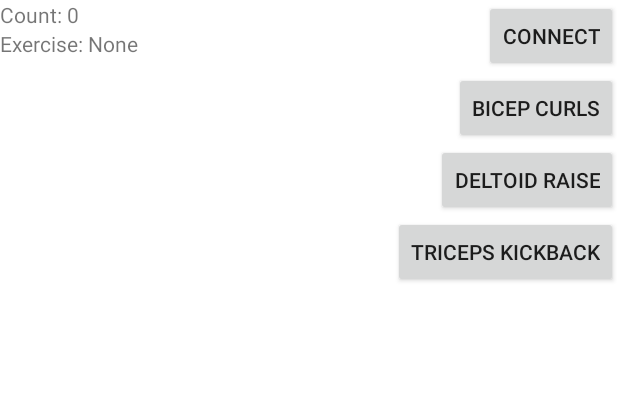
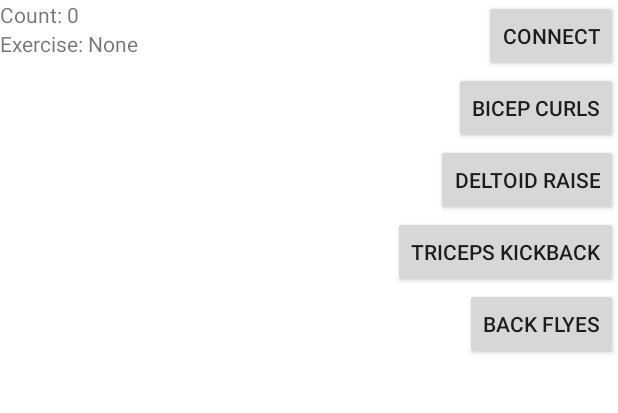
Before and after one commit to tomasro27/Myo-Personal-Trainer, an Android app: the screen it shows after launch (MainActivity), on a phone screen of 412 x 824 dp, the part 168-581 px from its top. Run offline under Robolectric (Android 15) with nearby library versions, the phone set to English and light mode, and no system bars; libraries missing offline, so code that uses them is left out: com.thalmic.myo; 4 statements that could not run were skipped.

Commit message:
Back Flyes Exercise Function

```diff
--- a/app/src/main/java/hackatbrown/com/myopersonaltrainer/ExerciseVariables.java
+++ b/app/src/main/java/hackatbrown/com/myopersonaltrainer/ExerciseVariables.java
@@ -7,4 +7,5 @@ public class ExerciseVariables {
     public static final int BICEP_CURLS = 0;
     public static final int DELTOID_RAISE = 1;
     public static final int TRICEPS_KICKBACK = 2;
+    public static final int BACK_FLYES = 3;
 }
--- a/app/src/main/java/hackatbrown/com/myopersonaltrainer/MyoFragment.java
+++ b/app/src/main/java/hackatbrown/com/myopersonaltrainer/MyoFragment.java
@@ -31,6 +31,9 @@ public class MyoFragment extends Fragment {
     Button connectButton;
     int _exerciseCount = 0;
     int _exercise = -1;
+
+    float old_yaw = 0;
+    boolean yaw_overflow = false;
 
     int delay = 0;
     boolean bottom = false;
@@ -97,7 +100,7 @@ public class MyoFragment extends Fragment {
 
             if (delay >= 3) {
 //                Log.i("orientation", "pitch :" + pitch + " fist: " + fist);
-                Log.i("orientation", "yaw :" + pitch + " yaw: " + fist);
+                Log.i("orientation", "yaw :" + yaw + " fist: " + fist);
                 delay = 0;
             } else {
                 delay++;
@@ -143,6 +146,28 @@ public class MyoFragment extends Fragment {
                         top = false;
                         bottom = false;
                     }
+                case ExerciseVariables.BACK_FLYES:
+                    if (old_yaw == 0) {
+                        old_yaw = yaw;
+                    }
+
+                    if (old_yaw < -100 && yaw > 100) {
+                        yaw_overflow = true;
+                    }
+
+                    if (yaw_overflow) {
+                        if (Math.abs() >= 40) {
+
+                        }
+                    } else {
+                        if (Math.abs(yaw - old_yaw) >= 40) {
+                            updateCount();
+                            top = true;
+                        }
+                    }
+
+
+
             }
         }
     };
@@ -215,6 +240,15 @@ public class MyoFragment extends Fragment {
             }
         });
 
+        connectButton = (Button) v.findViewById(R.id.back_flyes_button);
+        connectButton.setOnClickListener(new View.OnClickListener() {
+            @Override
+            public void onClick(View v) {
+                doBackFlyes();
+            }
+        });
+
+
         return v;
     }
 
@@ -257,4 +291,13 @@ public class MyoFragment extends Fragment {
         _exercise = ExerciseVariables.TRICEPS_KICKBACK;
         _exerciseTextView.setText("Exercise: Triceps Kickback");
     }
+
+    public void doBackFlyes() {
+        bottom = false;
+        top = false;
+        _exerciseCount = -1;
+        updateCount();
+        _exercise = ExerciseVariables.BACK_FLYES;
+        _exerciseTextView.setText("Exercise: Back Flyes");
+    }
 }
--- a/app/src/main/res/layout/fragment_myo.xml
+++ b/app/src/main/res/layout/fragment_myo.xml
@@ -48,5 +48,12 @@
         android:text="Triceps Kickback"
         android:layout_below="@+id/deltoid_raise_button"/>
 
+    <Button
+        android:layout_width="wrap_content"
+        android:layout_height="wrap_content"
+        android:id="@+id/back_flyes_button"
+        android:layout_alignParentRight="true"
+        android:text="Back Flyes"
+        android:layout_below="@+id/triceps_kickback_button"/>
 
 </RelativeLayout>
```
